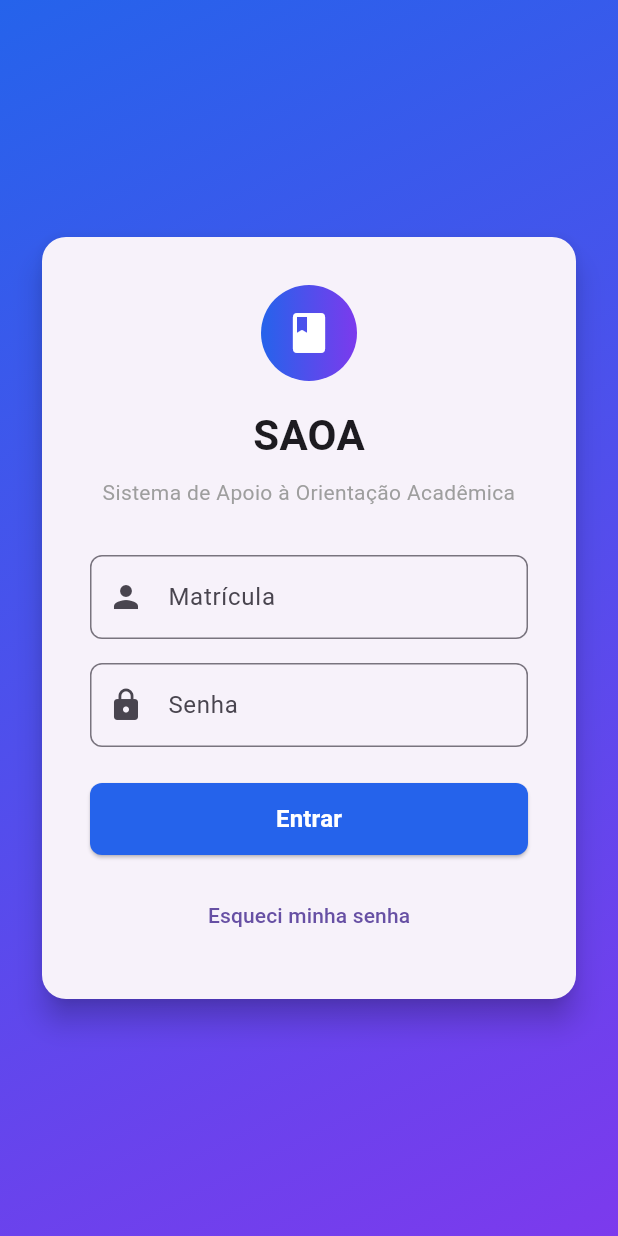
After one commit to brenobss/saa, a Flutter app: the LoginScreen screen opened directly, on a phone screen of 412 x 824 dp. The commit adds this screen. Run offline on Flutter 3.47's test engine with Material 3 defaults, Android fonts, the phone set to English and light mode, and no system bars; our stand-ins replace fl_chart; statements that could not run were skipped.

Commit message:
create loginScreen

```diff
--- /dev/null
+++ b/lib/login_screen.dart
@@ -0,0 +1,134 @@
+import 'package:flutter/material.dart';
+import 'package:fl_chart/fl_chart.dart';
+
+class LoginScreen extends StatelessWidget {
+  const LoginScreen({super.key});
+
+  @override
+  Widget build(BuildContext context) {
+    return Scaffold(
+      body: Container(
+        decoration: const BoxDecoration(
+          gradient: LinearGradient(
+            begin: Alignment.topLeft,
+            end: Alignment.bottomRight,
+            colors: [Color(0xFF2563EB), Color(0xFF7C3AED)],
+          ),
+        ),
+        child: Center(
+          child: SingleChildScrollView(
+            padding: const EdgeInsets.all(24.0),
+            child: Card(
+              elevation: 8,
+              shape: RoundedRectangleBorder(
+                borderRadius: BorderRadius.circular(16),
+              ),
+              child: Container(
+                constraints: const BoxConstraints(maxWidth: 400),
+                padding: const EdgeInsets.all(32.0),
+                child: Column(
+                  mainAxisSize: MainAxisSize.min,
+                  children: [
+                    // Logo
+                    Container(
+                      width: 64,
+                      height: 64,
+                      decoration: BoxDecoration(
+                        gradient: const LinearGradient(
+                          colors: [Color(0xFF2563EB), Color(0xFF7C3AED)],
+                        ),
+                        borderRadius: BorderRadius.circular(32),
+                      ),
+                      child: const Icon(
+                        Icons.book,
+                        color: Colors.white,
+                        size: 32,
+                      ),
+                    ),
+                    const SizedBox(height: 16),
+                    const Text(
+                      'SAOA',
+                      style: TextStyle(
+                        fontSize: 28,
+                        fontWeight: FontWeight.bold,
+                      ),
+                    ),
+                    const SizedBox(height: 8),
+                    const Text(
+                      'Sistema de Apoio à Orientação Acadêmica',
+                      style: TextStyle(color: Colors.grey, fontSize: 14),
+                      textAlign: TextAlign.center,
+                    ),
+                    const SizedBox(height: 32),
+
+                    // Campo Matrícula
+                    TextField(
+                      decoration: InputDecoration(
+                        labelText: 'Matrícula',
+                        hintText: 'Digite sua matrícula',
+                        border: OutlineInputBorder(
+                          borderRadius: BorderRadius.circular(8),
+                        ),
+                        prefixIcon: const Icon(Icons.person),
+                      ),
+                    ),
+                    const SizedBox(height: 16),
+
+                    // Campo Senha
+                    TextField(
+                      obscureText: true,
+                      decoration: InputDecoration(
+                        labelText: 'Senha',
+                        hintText: 'Digite sua senha',
+                        border: OutlineInputBorder(
+                          borderRadius: BorderRadius.circular(8),
+                        ),
+                        prefixIcon: const Icon(Icons.lock),
+                      ),
+                    ),
+                    const SizedBox(height: 24),
+
+                    // Botão Entrar
+                    SizedBox(
+                      width: double.infinity,
+                      height: 48,
+                      child: ElevatedButton(
+                        onPressed: () {
+                          Navigator.push(
+                            context,
+                            MaterialPageRoute(
+                              builder: (context) => const DashboardScreen(),
+                            ),
+                          );
+                        },
+                        style: ElevatedButton.styleFrom(
+                          backgroundColor: const Color(0xFF2563EB),
+                          shape: RoundedRectangleBorder(
+                            borderRadius: BorderRadius.circular(8),
+                          ),
+                        ),
+                        child: const Text(
+                          'Entrar',
+                          style: TextStyle(
+                            fontSize: 16,
+                            fontWeight: FontWeight.bold,
+                            color: Colors.white,
+                          ),
+                        ),
+                      ),
+                    ),
+                    const SizedBox(height: 16),
+                    TextButton(
+                      onPressed: () {},
+                      child: const Text('Esqueci minha senha'),
+                    ),
+                  ],
+                ),
+              ),
+            ),
+          ),
+        ),
+      ),
+    );
+  }
+}
--- a/lib/main.dart
+++ b/lib/main.dart
@@ -1,5 +1,6 @@
 import 'package:flutter/material.dart';
 import 'package:fl_chart/fl_chart.dart';
+import 'package:saa/loginScreen.dart';
 
 void main() {
   runApp(const SAAApp());
```
